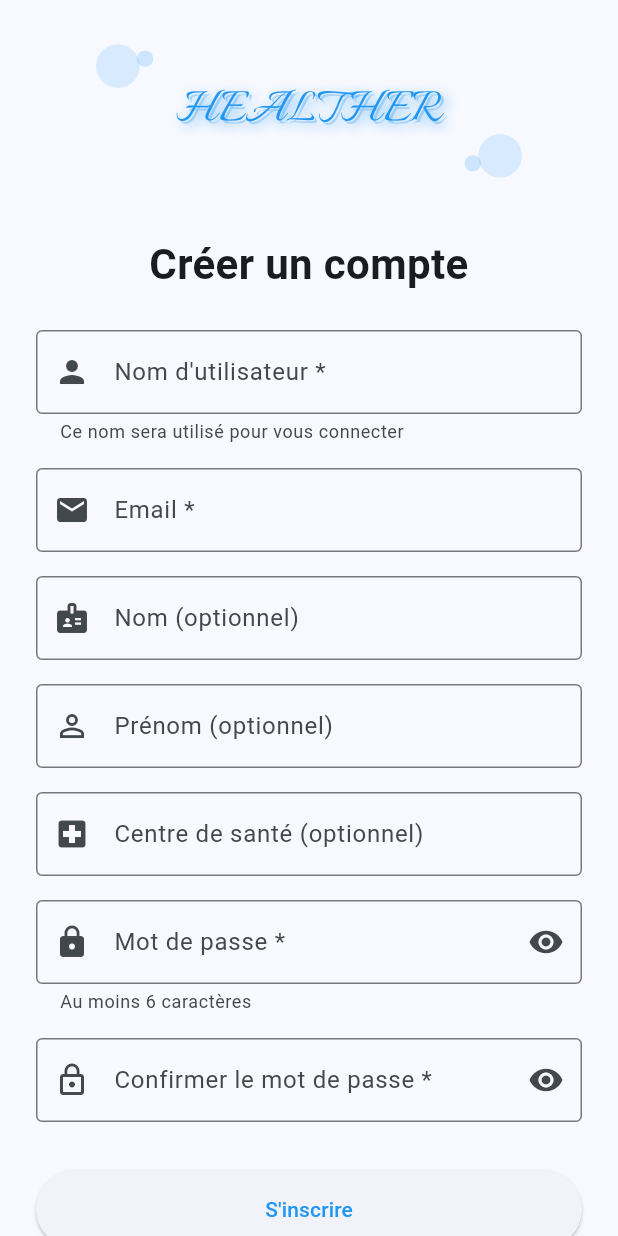
After one commit to MaximeKELI/HEALTHER, a Flutter app: the RegisterScreen screen opened directly, on a phone screen of 412 x 824 dp. The commit adds this screen. Run offline on Flutter 3.47's test engine with Material 3 defaults, Android fonts, the phone set to English and light mode, and no system bars; our stand-ins replace camera, fl_chart, flutter_image_compress, flutter_map, flutter_tts, geocoding and 10 more; missing offline and left inert: excel, google_ml_kit, mobile_scanner; accounts and stored records are empty; network calls fail.

Commit message:
HEALTHER

```diff
--- /dev/null
+++ b/healther/lib/screens/register_screen.dart
@@ -0,0 +1,289 @@
+import 'home_screen.dart';
+import 'package:flutter/material.dart';
+import '../widgets/healther_logo.dart';
+import 'package:provider/provider.dart';
+import '../providers/auth_provider.dart';
+
+class RegisterScreen extends StatefulWidget {
+  const RegisterScreen({super.key});
+
+  @override
+  State<RegisterScreen> createState() => _RegisterScreenState();
+}
+
+class _RegisterScreenState extends State<RegisterScreen> {
+  final _formKey = GlobalKey<FormState>();
+  final _usernameController = TextEditingController();
+  final _emailController = TextEditingController();
+  final _passwordController = TextEditingController();
+  final _confirmPasswordController = TextEditingController();
+  final _nomController = TextEditingController();
+  final _prenomController = TextEditingController();
+  final _centreSanteController = TextEditingController();
+  bool _obscurePassword = true;
+  bool _obscureConfirmPassword = true;
+  bool _isLoading = false;
+
+  @override
+  void dispose() {
+    _usernameController.dispose();
+    _emailController.dispose();
+    _passwordController.dispose();
+    _confirmPasswordController.dispose();
+    _nomController.dispose();
+    _prenomController.dispose();
+    _centreSanteController.dispose();
+    super.dispose();
+  }
+
+  Future<void> _handleRegister() async {
+    if (_formKey.currentState == null || !_formKey.currentState!.validate()) {
+      return;
+    }
+
+    // Vérifier que les mots de passe correspondent
+    if (_passwordController.text != _confirmPasswordController.text) {
+      if (!mounted) return;
+      ScaffoldMessenger.of(context).showSnackBar(
+        const SnackBar(
+          content: Text('Les mots de passe ne correspondent pas'),
+          backgroundColor: Colors.red,
+        ),
+      );
+      return;
+    }
+
+    setState(() => _isLoading = true);
+
+    final authProvider = Provider.of<AuthProvider>(context, listen: false);
+
+    final success = await authProvider.register(
+      username: _usernameController.text.trim(),
+      email: _emailController.text.trim(),
+      password: _passwordController.text,
+      nom: _nomController.text.trim().isNotEmpty ? _nomController.text.trim() : null,
+      prenom: _prenomController.text.trim().isNotEmpty ? _prenomController.text.trim() : null,
+      centreSante: _centreSanteController.text.trim().isNotEmpty ? _centreSanteController.text.trim() : null,
+    );
+
+    setState(() => _isLoading = false);
+
+    if (!mounted) return;
+
+    if (success) {
+      Navigator.of(context).pushReplacement(
+        MaterialPageRoute(builder: (context) => const HomeScreen()),
+      );
+      ScaffoldMessenger.of(context).showSnackBar(
+        const SnackBar(
+          content: Text('Inscription réussie ! Bienvenue sur HEALTHER'),
+          backgroundColor: Colors.green,
+        ),
+      );
+    } else {
+      ScaffoldMessenger.of(context).showSnackBar(
+        const SnackBar(
+          content: Text('Erreur lors de l\'inscription. Veuillez réessayer.'),
+          backgroundColor: Colors.red,
+        ),
+      );
+    }
+  }
+
+  @override
+  Widget build(BuildContext context) {
+    return Scaffold(
+      body: SafeArea(
+        child: Center(
+          child: SingleChildScrollView(
+            padding: const EdgeInsets.all(24.0),
+            child: Form(
+              key: _formKey,
+              child: Column(
+                mainAxisAlignment: MainAxisAlignment.center,
+                crossAxisAlignment: CrossAxisAlignment.stretch,
+                children: [
+                  // Logo HEALTHER animé
+                  const HealtherLogo(size: 100, animate: true),
+                  const SizedBox(height: 32),
+
+                  // Titre
+                  const Text(
+                    'Créer un compte',
+                    style: TextStyle(
+                      fontSize: 28,
+                      fontWeight: FontWeight.bold,
+                    ),
+                    textAlign: TextAlign.center,
+                  ),
+                  const SizedBox(height: 24),
+
+                  // Champ Username (obligatoire)
+                  TextFormField(
+                    controller: _usernameController,
+                    decoration: const InputDecoration(
+                      labelText: 'Nom d\'utilisateur *',
+                      prefixIcon: Icon(Icons.person),
+                      border: OutlineInputBorder(),
+                      helperText: 'Ce nom sera utilisé pour vous connecter',
+                    ),
+                    validator: (value) {
+                      if (value == null || value.isEmpty) {
+                        return 'Veuillez entrer un nom d\'utilisateur';
+                      }
+                      if (value.length < 3) {
+                        return 'Le nom d\'utilisateur doit contenir au moins 3 caractères';
+                      }
+                      return null;
+                    },
+                  ),
+                  const SizedBox(height: 16),
+
+                  // Champ Email (obligatoire)
+                  TextFormField(
+                    controller: _emailController,
+                    keyboardType: TextInputType.emailAddress,
+                    decoration: const InputDecoration(
+                      labelText: 'Email *',
+                      prefixIcon: Icon(Icons.email),
+                      border: OutlineInputBorder(),
+                    ),
+                    validator: (value) {
+                      if (value == null || value.isEmpty) {
+                        return 'Veuillez entrer un email';
+                      }
+                      if (!value.contains('@') || !value.contains('.')) {
+                        return 'Veuillez entrer un email valide';
+                      }
+                      return null;
+                    },
+                  ),
+                  const SizedBox(height: 16),
+
+                  // Champ Nom (optionnel)
+                  TextFormField(
+                    controller: _nomController,
+                    decoration: const InputDecoration(
+                      labelText: 'Nom (optionnel)',
+                      prefixIcon: Icon(Icons.badge),
+                      border: OutlineInputBorder(),
+                    ),
+                  ),
+                  const SizedBox(height: 16),
+
+                  // Champ Prénom (optionnel)
+                  TextFormField(
+                    controller: _prenomController,
+                    decoration: const InputDecoration(
+                      labelText: 'Prénom (optionnel)',
+                      prefixIcon: Icon(Icons.person_outline),
+                      border: OutlineInputBorder(),
+                    ),
+                  ),
+                  const SizedBox(height: 16),
+
+                  // Champ Centre de santé (optionnel)
+                  TextFormField(
+                    controller: _centreSanteController,
+                    decoration: const InputDecoration(
+                      labelText: 'Centre de santé (optionnel)',
+                      prefixIcon: Icon(Icons.local_hospital),
+                      border: OutlineInputBorder(),
+                    ),
+                  ),
+                  const SizedBox(height: 16),
+
+                  // Champ Password (obligatoire)
+                  TextFormField(
+                    controller: _passwordController,
+                    obscureText: _obscurePassword,
+                    decoration: InputDecoration(
+                      labelText: 'Mot de passe *',
+                      prefixIcon: const Icon(Icons.lock),
+                      suffixIcon: IconButton(
+                        icon: Icon(
+                          _obscurePassword ? Icons.visibility : Icons.visibility_off,
+                        ),
+                        onPressed: () {
+                          setState(() => _obscurePassword = !_obscurePassword);
+                        },
+                      ),
+                      border: const OutlineInputBorder(),
+                      helperText: 'Au moins 6 caractères',
+                    ),
+                    validator: (value) {
+                      if (value == null || value.isEmpty) {
+                        return 'Veuillez entrer un mot de passe';
+                      }
+                      if (value.length < 6) {
+                        return 'Le mot de passe doit contenir au moins 6 caractères';
+                      }
+                      return null;
+                    },
+                  ),
+                  const SizedBox(height: 16),
+
+                  // Champ Confirmation Password (obligatoire)
+                  TextFormField(
+                    controller: _confirmPasswordController,
+                    obscureText: _obscureConfirmPassword,
+                    decoration: InputDecoration(
+                      labelText: 'Confirmer le mot de passe *',
+                      prefixIcon: const Icon(Icons.lock_outline),
+                      suffixIcon: IconButton(
+                        icon: Icon(
+                          _obscureConfirmPassword ? Icons.visibility : Icons.visibility_off,
+                        ),
+                        onPressed: () {
+                          setState(() => _obscureConfirmPassword = !_obscureConfirmPassword);
+                        },
+                      ),
+                      border: const OutlineInputBorder(),
+                    ),
+                    validator: (value) {
+                      if (value == null || value.isEmpty) {
+                        return 'Veuillez confirmer votre mot de passe';
+                      }
+                      if (value != _passwordController.text) {
+                        return 'Les mots de passe ne correspondent pas';
+                      }
+                      return null;
+                    },
+                  ),
+                  const SizedBox(height: 32),
+
+                  // Bouton Inscription
+                  ElevatedButton(
+                    onPressed: _isLoading ? null : _handleRegister,
+                    style: ElevatedButton.styleFrom(
+                      padding: const EdgeInsets.symmetric(vertical: 16),
+                    ),
+                    child: _isLoading
+                        ? const SizedBox(
+                            height: 20,
+                            width: 20,
+                            child: CircularProgressIndicator(strokeWidth: 2),
+                          )
+                        : const Text('S\'inscrire'),
+                  ),
+                  const SizedBox(height: 16),
+
+                  // Lien vers connexion
+                  TextButton(
+                    onPressed: () {
+                      Navigator.of(context).pop();
+                    },
+                    child: const Text(
+                      'Déjà un compte ? Se connecter',
+                      style: TextStyle(fontSize: 16),
+                    ),
+                  ),
+                ],
+              ),
+            ),
+          ),
+        ),
+      ),
+    );
+  }
+}
```
Also changed, not shown: healther/lib/screens/login_screen.dart (+15 -0 lines).
